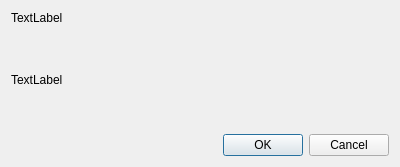
Before: the Qt Designer form src/gui/multipurposeDialog.ui in gravityfargo/DavTasks, drawn with Qt 5.
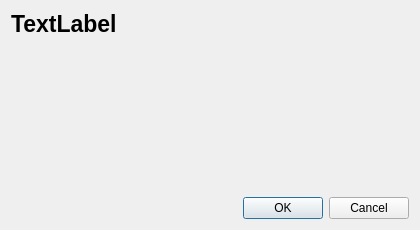
After: the same form once the commit is applied.

Commit message: Overhaul - incomp added json keys added a multi use global dialog began adding error handling organzed dialogs into new file replacing wildcard imports added remaining fields to settings menu, began backend.

Patch:
```diff
--- a/src/gui/multipurposeDialog.ui
+++ b/src/gui/multipurposeDialog.ui
@@ -6,25 +6,47 @@
    <rect>
     <x>0</x>
     <y>0</y>
-    <width>400</width>
-    <height>167</height>
+    <width>420</width>
+    <height>230</height>
    </rect>
   </property>
+  <property name="minimumSize">
+   <size>
+    <width>420</width>
+    <height>169</height>
+   </size>
+  </property>
   <property name="windowTitle">
    <string>Dialog</string>
   </property>
   <layout class="QGridLayout" name="gridLayout">
-   <item row="1" column="0">
+   <item row="0" column="0">
     <widget class="QLabel" name="descriptionLabel">
+     <property name="minimumSize">
+      <size>
+       <width>420</width>
+       <height>150</height>
+      </size>
+     </property>
+     <property name="font">
+      <font>
+       <pointsize>17</pointsize>
+       <weight>75</weight>
+       <bold>true</bold>
+      </font>
+     </property>
      <property name="text">
       <string>TextLabel</string>
      </property>
      <property name="alignment">
       <set>Qt::AlignLeading|Qt::AlignLeft|Qt::AlignTop</set>
      </property>
+     <property name="wordWrap">
+      <bool>true</bool>
+     </property>
     </widget>
    </item>
-   <item row="2" column="0">
+   <item row="1" column="0">
     <widget class="QDialogButtonBox" name="buttonBox">
      <property name="orientation">
       <enum>Qt::Horizontal</enum>
@@ -34,25 +56,6 @@
      </property>
     </widget>
    </item>
-   <item row="0" column="0">
-    <widget class="QLabel" name="titleLabel">
-     <property name="maximumSize">
-      <size>
-       <width>16777215</width>
-       <height>75</height>
-      </size>
-     </property>
-     <property name="styleSheet">
-      <string notr="true">font: 18pt &quot;Noto Sans&quot;;</string>
-     </property>
-     <property name="text">
-      <string>TextLabel</string>
-     </property>
-     <property name="alignment">
-      <set>Qt::AlignLeading|Qt::AlignLeft|Qt::AlignTop</set>
-     </property>
-    </widget>
-   </item>
   </layout>
  </widget>
  <resources/>
```
The commit also changes 7 other files.
